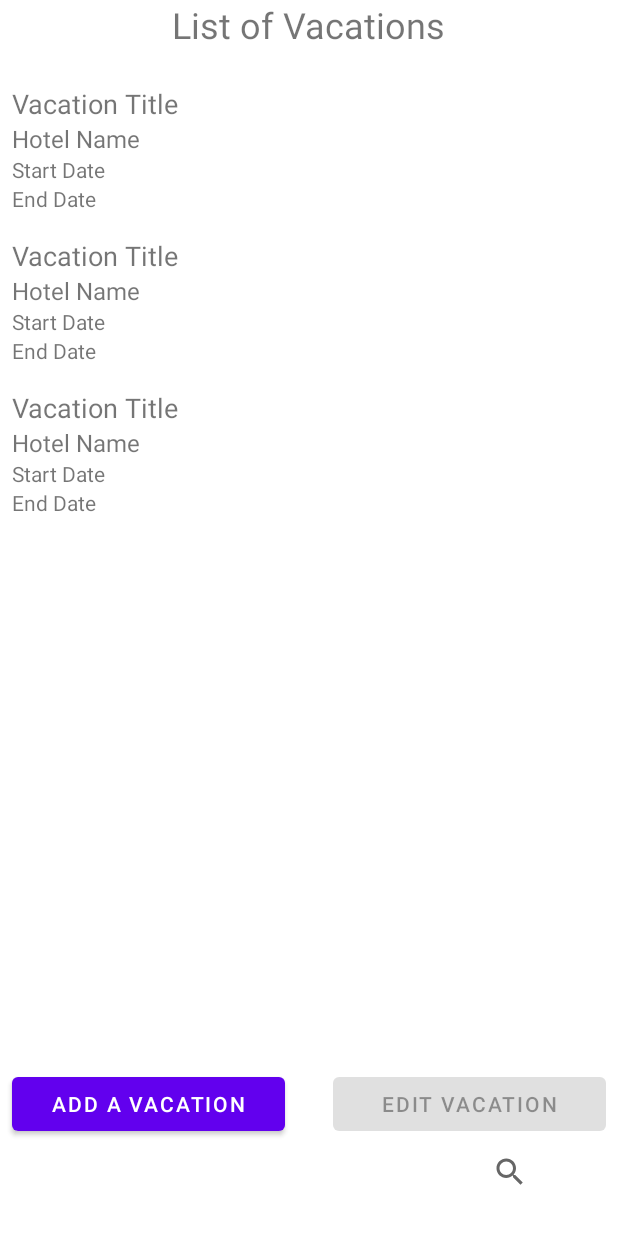
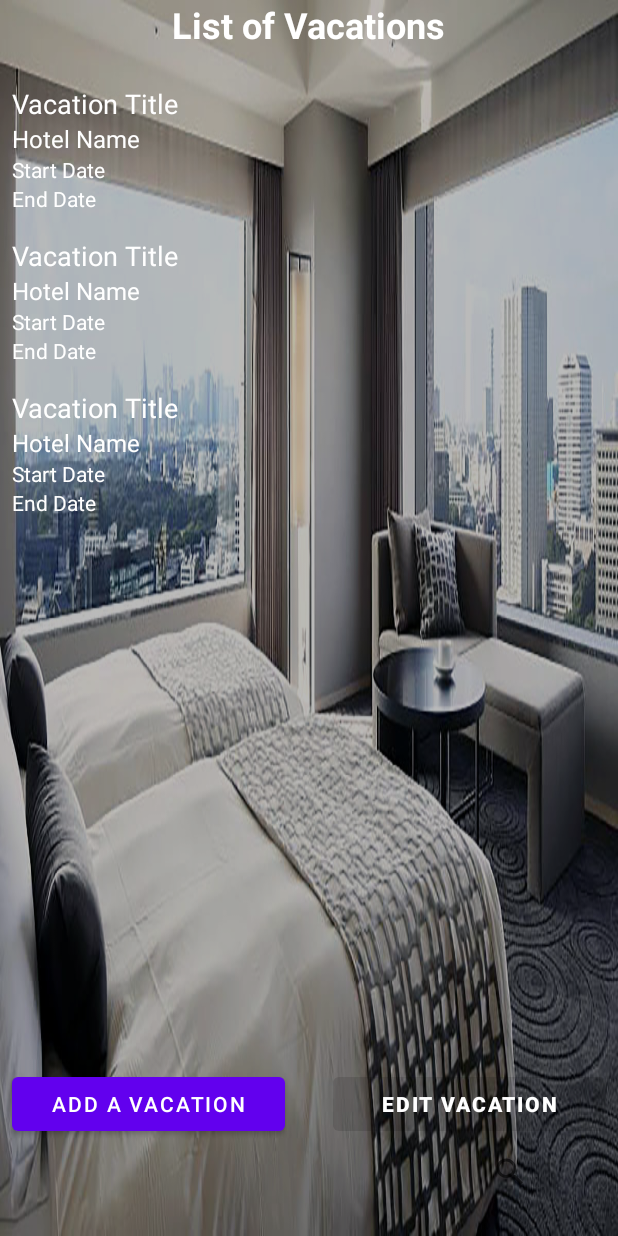
Before and after one commit to cin-ji/TourX, an Android app: the layout activity_vacation.xml on its own in the app's theme, with its tools: preview values and no code run, on a phone screen of 412 x 824 dp. Run offline under Robolectric (Android 15) with nearby library versions, the phone set to English and light mode, and no system bars.

Commit message:
Modified List of Vacations

```diff
--- /dev/null
+++ b/app/src/main/res/drawable/background_vacation.xml
@@ -0,0 +1,12 @@
+<layer-list xmlns:android="http://schemas.android.com/apk/res/android">
+    <item>
+        <bitmap
+            android:src="@drawable/hotel1"
+            android:gravity="fill" />
+    </item>
+    <item>
+        <shape>
+            <solid android:color="#45000000" /> <!-- Set the desired background color with alpha -->
+        </shape>
+    </item>
+</layer-list>
--- a/app/src/main/res/layout/activity_vacation.xml
+++ b/app/src/main/res/layout/activity_vacation.xml
@@ -2,6 +2,7 @@
 <androidx.constraintlayout.widget.ConstraintLayout xmlns:android="http://schemas.android.com/apk/res/android"
     xmlns:app="http://schemas.android.com/apk/res-auto"
     xmlns:tools="http://schemas.android.com/tools"
+    android:background="@drawable/background_vacation"
     android:layout_width="match_parent"
     android:layout_height="match_parent"
     tools:context=".activity.VacationActivity">
@@ -24,6 +25,8 @@
         android:layout_height="wrap_content"
         android:text="@string/list_of_vacations"
         android:textSize="24sp"
+        android:textColor="@color/white"
+        android:textStyle="bold"
         app:layout_constraintEnd_toEndOf="parent"
         app:layout_constraintStart_toStartOf="parent"
         app:layout_constraintTop_toTopOf="parent"
@@ -52,6 +55,8 @@
         android:layout_marginBottom="64dp"
         android:enabled="false"
         android:text="@string/edit_vacation"
+        android:textColor="@color/white"
+        android:textStyle="bold"
         app:layout_constraintBottom_toBottomOf="parent"
         app:layout_constraintEnd_toEndOf="parent"
         app:layout_constraintStart_toEndOf="@+id/buttonAddAVacation" />
--- a/app/src/main/res/layout/vacation_item.xml
+++ b/app/src/main/res/layout/vacation_item.xml
@@ -10,12 +10,14 @@
         android:layout_width="wrap_content"
         android:layout_height="wrap_content"
         android:text="@string/vacation_title"
+        android:textColor="@color/white"
         android:textSize="18sp" />
 
     <TextView
         android:id="@+id/textViewHotelName"
         android:layout_width="wrap_content"
         android:layout_height="wrap_content"
+        android:textColor="@color/white"
         android:text="@string/hotel_name"
         android:textSize="16sp" />
 
@@ -23,6 +25,7 @@
         android:id="@+id/textViewStartDate"
         android:layout_width="wrap_content"
         android:layout_height="wrap_content"
+        android:textColor="@color/white"
         android:text="@string/start_date"
         android:textSize="14sp" />
 
@@ -30,6 +33,7 @@
         android:id="@+id/textViewEndDate"
         android:layout_width="wrap_content"
         android:layout_height="wrap_content"
+        android:textColor="@color/white"
         android:text="@string/end_date"
         android:textSize="14sp" />
 
```
Also changed, not shown: app/src/main/res/drawable/hotel1.jpg (added), 1 other file.
